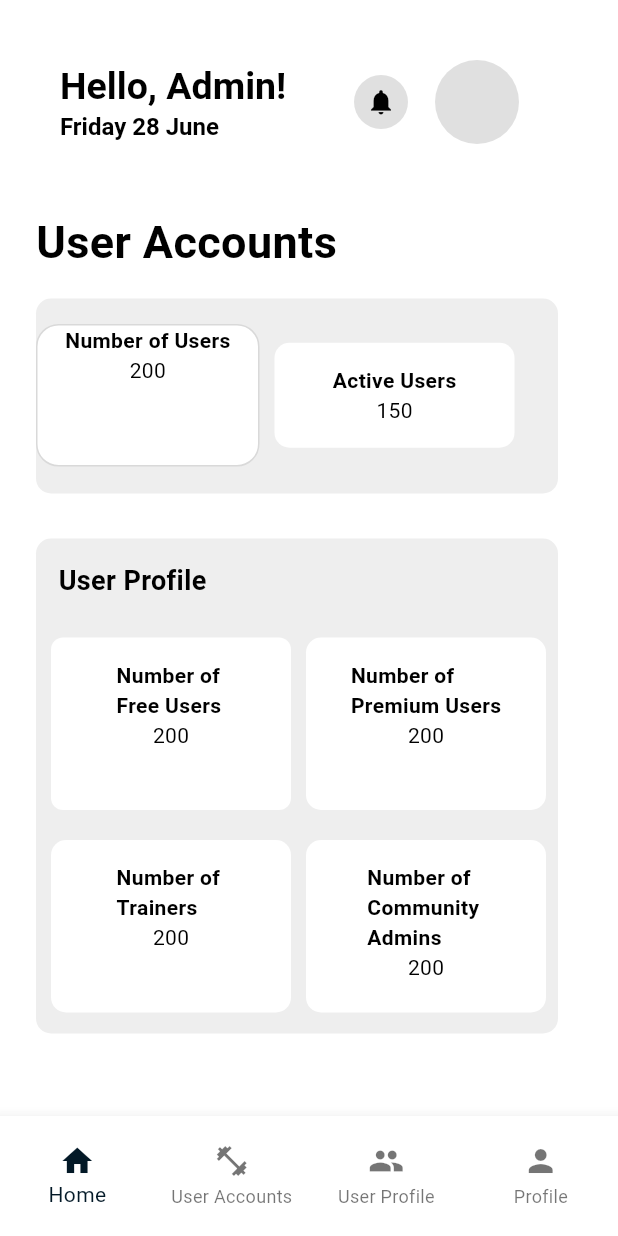
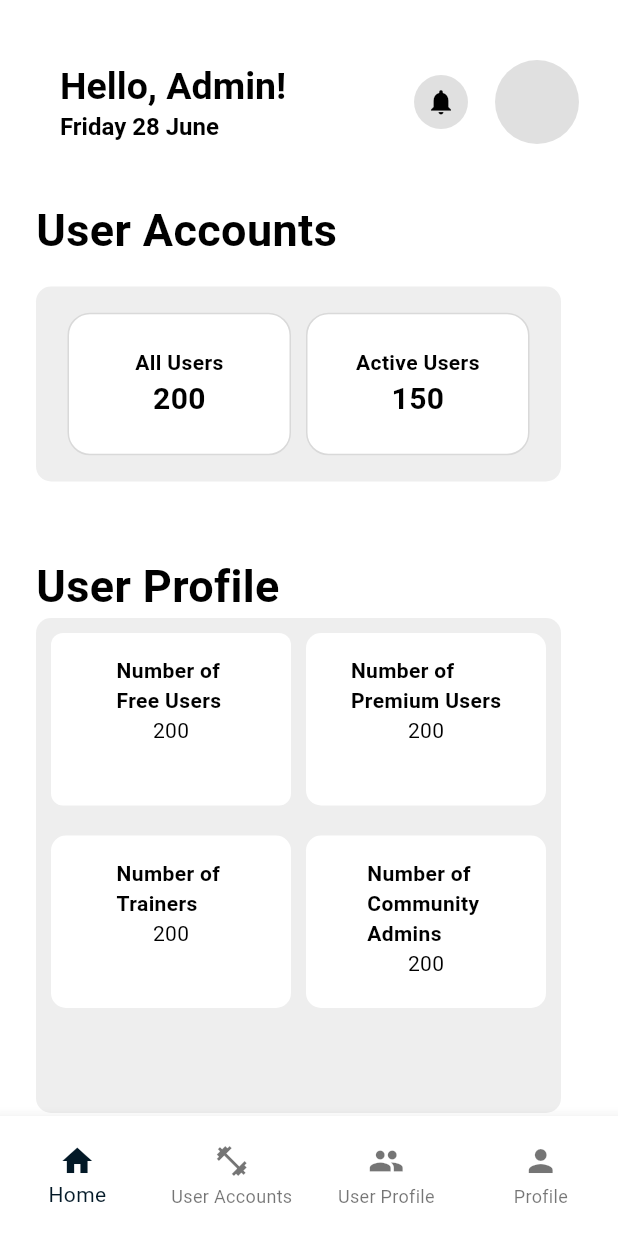
Before and after one commit to yoanadl/FYP, a Flutter app: the AdminBasePage screen opened directly, on a phone screen of 412 x 824 dp. Run offline on Flutter 3.47's test engine with Material 3 defaults, Android fonts, the phone set to English and light mode, and no system bars; our stand-ins replace cloud_firestore, firebase_auth, firebase_core, flutter_svg, font_awesome_flutter; missing offline and left inert: dart:ffi; accounts and stored records are empty.

Commit message:
wip sys admin ui

```diff
--- a/food/lib/pages/admin/admin_home_page.dart
+++ b/food/lib/pages/admin/admin_home_page.dart
@@ -11,26 +11,19 @@ class AdminHomePage extends StatelessWidget {
     return Container(
       color: Colors.white,
       //basic padding
-      padding: EdgeInsets.only(top: 40.0, right: 40.0, left: 24.0),
+      padding: EdgeInsets.only(top: 40.0, right: 24.0, left: 24.0),
 
       child: Column(
         children: [
           // AppBar content
-          Container(
-            color: Colors.white,
-            padding: EdgeInsets.only(bottom: 8.0), // Add some bottom padding if needed
-            child: AppBar(
+          AppBar(
             automaticallyImplyLeading: false, // hide the back button
             backgroundColor: Colors.white,
-              centerTitle: false,
-              elevation: 0, // Remove the shadow of the AppBar
             title: Column(
+              mainAxisAlignment: MainAxisAlignment.start,
               crossAxisAlignment: CrossAxisAlignment.start,
-                mainAxisAlignment: MainAxisAlignment.start,
               children: [
-                  Padding(
-                    padding: EdgeInsets.all(0.0),
-                    child: Text(
+                Text(
                   'Hello, Admin!',
                   style: TextStyle(
                     color: Colors.black,
@@ -39,10 +32,7 @@ class AdminHomePage extends StatelessWidget {
                   ),
                   overflow: TextOverflow.ellipsis,
                 ),
-                  ),
-                  Padding(
-                    padding: EdgeInsets.all(0),
-                    child: Text(
+                Text(
                   formattedDate,
                   style: TextStyle(
                     color: Colors.black,
@@ -51,14 +41,11 @@ class AdminHomePage extends StatelessWidget {
                   ),
                   overflow: TextOverflow.ellipsis,
                 ),
-                  ),
               ],
             ),
             actions: [
               // notification icon
-                Padding(
-                  padding: EdgeInsets.all(0),
-                  child: Container(
+              Container(
                 width: 36,
                 height: 36,
                 decoration: BoxDecoration(
@@ -72,13 +59,10 @@ class AdminHomePage extends StatelessWidget {
                   color: Colors.black,
                 ),
               ),
-                ),
               // Space between notification icon and profile icon
               SizedBox(width: 16.0),
               // profile icon with right padding
-                Padding(
-                  padding: const EdgeInsets.only(right: 24.0),
-                  child: SizedBox(
+              SizedBox(
                 width: 60,
                 height: 60,
                 child: Container(
@@ -88,9 +72,7 @@ class AdminHomePage extends StatelessWidget {
                   ),
                 ),
               ),
-                ),
             ],
-            ),
           ),
           // Body content
           Expanded(
@@ -103,7 +85,9 @@ class AdminHomePage extends StatelessWidget {
                     SizedBox(height: 36),
                     Container(
                       alignment: Alignment.centerLeft,
-                      child: Text(
+                      child:
+
+                      Text(
                           'User Accounts',
                           style: TextStyle(
                             color: Colors.black,
@@ -124,10 +108,11 @@ class AdminHomePage extends StatelessWidget {
                       ),
 
                       child: Column(
+                        mainAxisAlignment: MainAxisAlignment.center,
                         crossAxisAlignment: CrossAxisAlignment.center,
                         children: [
-                          SizedBox(height: 17),
                           Row(
+                            mainAxisAlignment: MainAxisAlignment.center,
                             children: [
                               Container(
                                 width: 149,
@@ -140,34 +125,47 @@ class AdminHomePage extends StatelessWidget {
                                       width: 1.0,
                                   ),
                                 ),
+                                child: Center(
                                   child: Column(
+                                    mainAxisAlignment: MainAxisAlignment.center,
                                     crossAxisAlignment: CrossAxisAlignment.center,
                                     children: [
                                       Text(
-                                      'Number of Users',
+                                        'All Users',
                                         style: TextStyle(
                                           color: Colors.black,
                                           fontWeight: FontWeight.bold,
+                                          fontSize: 14,
                                         ),
                                       ),
                                       Text(
                                         '200',
                                         style: TextStyle(
                                           color: Colors.black,
+                                          fontWeight: FontWeight.w600,
+                                          fontSize: 20,
                                         ),
                                       ),
                                     ],
                                   ),
                                 ),
+                              ),
+                              //between all users and active users
                               SizedBox(width: 10),
+
                               Container(
-                                width: 160,
-                                padding: EdgeInsets.all(15),
+                                width: 149,
+                                height: 95,
                                 decoration: BoxDecoration(
                                   color: Colors.white,
-                                  borderRadius: BorderRadius.circular(10.0),
+                                  borderRadius: BorderRadius.circular(15.0),
+                                  border: Border.all(
+                                      color: Color(0xFFD9D9D9), // Replace 0xFF00FF00 with your hex color code
+                                      width: 1.0,
+                                  ),
                                 ),
                                 child: Column(
+                                  mainAxisAlignment: MainAxisAlignment.center,
                                   crossAxisAlignment: CrossAxisAlignment.center,
                                   children: [
                                     Text(
@@ -175,12 +173,15 @@ class AdminHomePage extends StatelessWidget {
                                       style: TextStyle(
                                         color: Colors.black,
                                         fontWeight: FontWeight.bold,
+                                        fontSize: 14,
                                       ),
                                     ),
                                     Text(
                                       '150',
                                       style: TextStyle(
                                         color: Colors.black,
+                                        fontWeight: FontWeight.w600,
+                                        fontSize: 20,
                                       ),
                                     ),
                                   ],
@@ -191,7 +192,18 @@ class AdminHomePage extends StatelessWidget {
                         ],
                       ),
                     ),
-                    SizedBox(height: 30),
+
+                    SizedBox(height: 48),
+
+                    Text(
+                      'User Profile',
+                      style: TextStyle(
+                        color: Colors.black,
+                        fontWeight: FontWeight.bold,
+                        fontSize: 30,
+                      ),
+                    ),
+
                     Container(
                       width: 350,
                       height: 330,
@@ -202,17 +214,6 @@ class AdminHomePage extends StatelessWidget {
                       child: Column(
                         crossAxisAlignment: CrossAxisAlignment.start,
                         children: [
-                          Padding(
-                            padding: const EdgeInsets.all(15),
-                            child: Text(
-                              'User Profile',
-                              style: TextStyle(
-                                color: Colors.black,
-                                fontWeight: FontWeight.bold,
-                                fontSize: 18,
-                              ),
-                            ),
-                          ),
                           SizedBox(height: 10),
                           Row(
                             children: [
```
Lines whose indentation alone changed are shown as unchanged.
